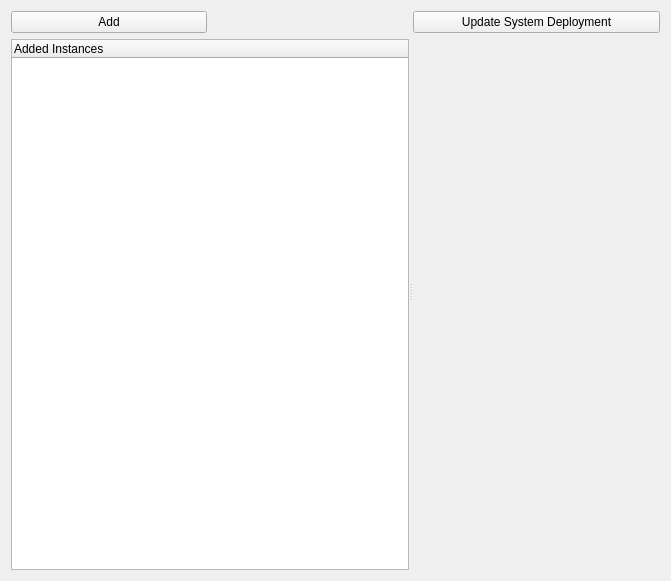
Before: the Qt Designer form lib/syskit/gui/orocos_system_builder.ui in rock-core/tools-syskit, drawn with Qt 5.
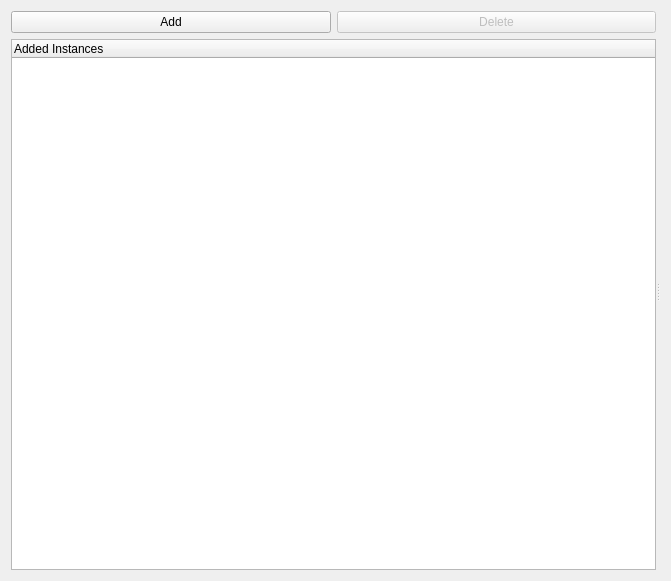
After: the same form once the commit is applied.

Commit message: roby,gui: add mechanisms to delete and/or disable instances in the instanciation GUI

What changed in the file:
```diff
--- a/lib/syskit/gui/orocos_system_builder.ui
+++ b/lib/syskit/gui/orocos_system_builder.ui
@@ -19,7 +19,7 @@
      <property name="orientation">
       <enum>Qt::Horizontal</enum>
      </property>
-     <widget class="QWidget" name="">
+     <widget class="QWidget" name="layoutWidget">
       <layout class="QGridLayout" name="gridLayout">
        <item row="0" column="0">
         <widget class="QPushButton" name="btnAdd">
@@ -28,19 +28,6 @@
          </property>
         </widget>
        </item>
-       <item row="0" column="1">
-        <spacer name="horizontalSpacer">
-         <property name="orientation">
-          <enum>Qt::Horizontal</enum>
-         </property>
-         <property name="sizeHint" stdset="0">
-          <size>
-           <width>40</width>
-           <height>20</height>
-          </size>
-         </property>
-        </spacer>
-       </item>
        <item row="1" column="0" colspan="2">
         <widget class="QTreeWidget" name="lstInstances">
          <property name="sizePolicy">
@@ -68,23 +55,20 @@
          </column>
         </widget>
        </item>
+       <item row="0" column="1">
+        <widget class="QPushButton" name="btnDelete">
+         <property name="enabled">
+          <bool>false</bool>
+         </property>
+         <property name="text">
+          <string>Delete</string>
+         </property>
+        </widget>
+       </item>
       </layout>
      </widget>
-     <widget class="QWidget" name="">
+     <widget class="QWidget" name="layoutWidget">
       <layout class="QVBoxLayout" name="verticalLayout">
-       <item>
-        <widget class="QPushButton" name="btnUpdate">
-         <property name="sizePolicy">
-          <sizepolicy hsizetype="Minimum" vsizetype="Fixed">
-           <horstretch>1</horstretch>
-           <verstretch>0</verstretch>
-          </sizepolicy>
-         </property>
-         <property name="text">
-          <string>Update System Deployment</string>
-         </property>
-        </widget>
-       </item>
        <item>
         <widget class="QWidget" name="graphHolder" native="true">
          <property name="sizePolicy">
```
The commit also changes 3 other files.
